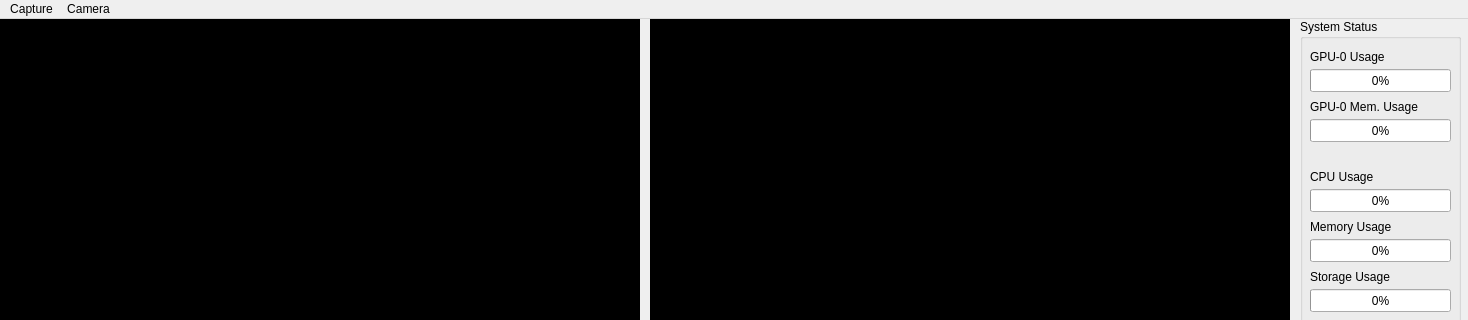
Old version of the form app/incabin_camera_monitor/window.ui in the repository elecun/flame-autonomous; both pictures show x 0 to 1468 and y 0 to 320 of the 1468 by 807 pixel window.
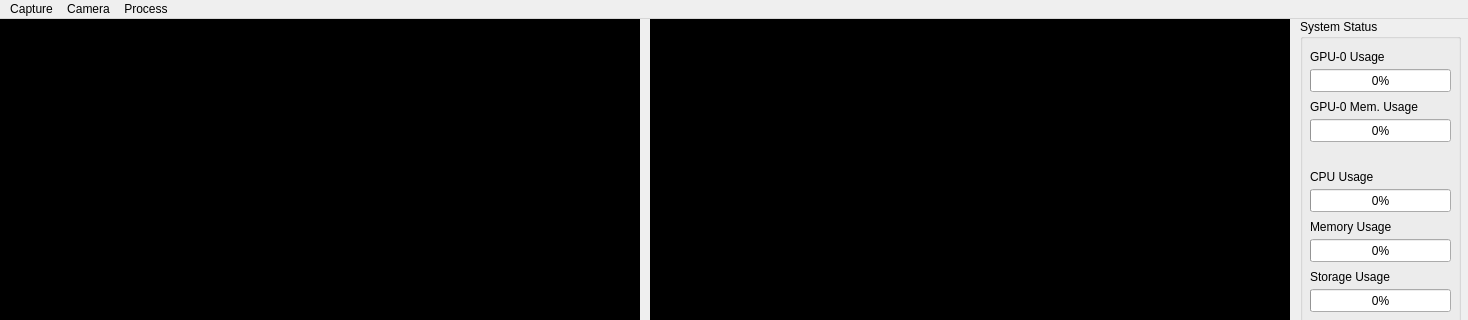
New version of the form. Icons and pictures are not drawn.

What changed in the file:
```diff
--- a/app/incabin_camera_monitor/window.ui
+++ b/app/incabin_camera_monitor/window.ui
@@ -273,8 +273,15 @@
     </property>
     <addaction name="actionConnect_All"/>
    </widget>
+   <widget class="QMenu" name="menuProcess">
+    <property name="title">
+     <string>Process</string>
+    </property>
+    <addaction name="actionEnable_HPE"/>
+   </widget>
    <addaction name="menuControl"/>
    <addaction name="menuCamera"/>
+   <addaction name="menuProcess"/>
   </widget>
   <widget class="QStatusBar" name="statusbar"/>
   <action name="actionStartDataRecording">
```
Left out of the diff: 39 changed lines with no effect on the pictures.
